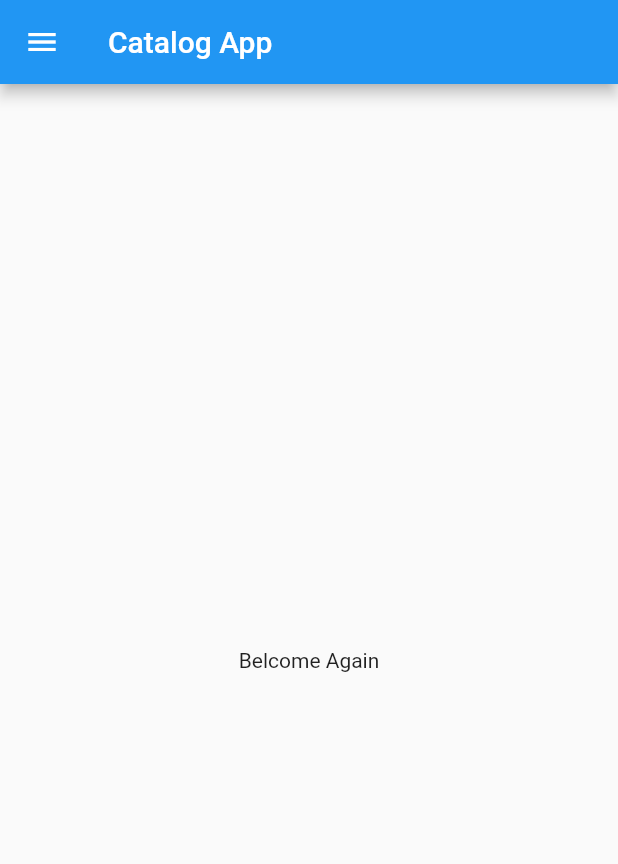
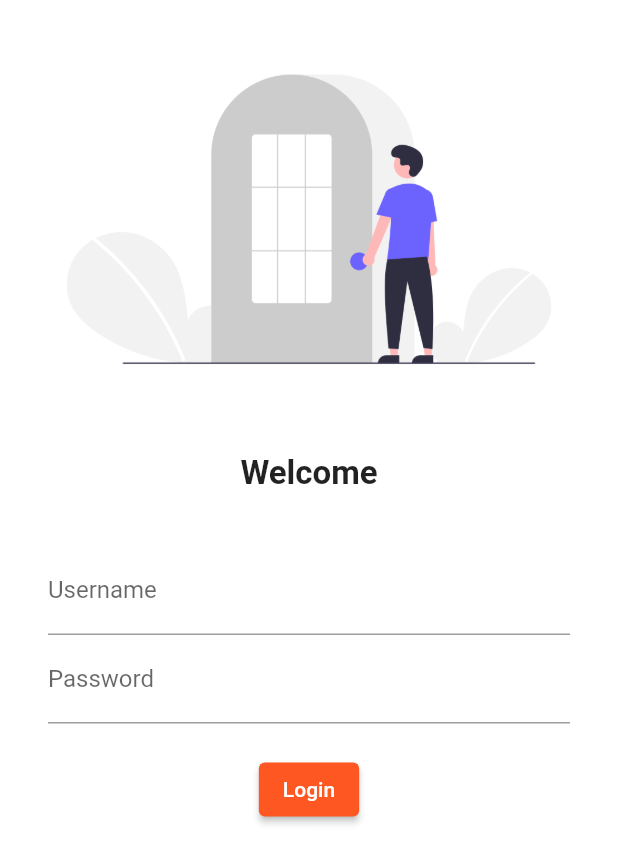
Before and after one commit to prathamesh2525/Learning_Flutter, a Flutter app: the screen it shows after launch, on a phone screen of 412 x 824 dp. Shown: the top 864 px of the screen. Run offline on Flutter 3.47's test engine with Material 2 defaults, Android fonts, the phone set to English and light mode, and no system bars.

Commit message:
day3 completed

```diff
--- /dev/null
+++ b/lib/Pages/login_page.dart
@@ -0,0 +1,67 @@
+import 'package:flutter/material.dart';
+
+class LoginPage extends StatelessWidget {
+  @override
+  Widget build(BuildContext context) {
+    return Material(
+      color: Colors.white,
+      child: Center(
+        child: Column(
+          children: [
+            SizedBox(
+              height: 20,
+            ),
+            Image.asset(
+              "images/login_image.png",
+              fit: BoxFit.cover,
+            ),
+            SizedBox(
+              height: 30,
+            ),
+            Text(
+              "Welcome",
+              style: TextStyle(
+                fontSize: 22,
+                fontWeight: FontWeight.bold,
+              ),
+            ),
+            SizedBox(
+              height: 20,
+            ),
+            Padding(
+              padding:
+                  const EdgeInsets.symmetric(vertical: 16.0, horizontal: 32.0),
+              child: Column(
+                children: [
+                  TextFormField(
+                    decoration: InputDecoration(
+                      hintText: "Enter Username",
+                      labelText: "Username",
+                    ),
+                  ),
+                  TextFormField(
+                    obscureText: true,
+                    decoration: InputDecoration(
+                      hintText: "Enter Password",
+                      labelText: "Password",
+                    ),
+                  ),
+                  SizedBox(
+                    height: 20,
+                  ),
+                  ElevatedButton(
+                    onPressed: () {
+                      print("Prathamesh Madniwale");
+                    },
+                    child: Text("Login"),
+                    style: TextButton.styleFrom(),
+                  )
+                ],
+              ),
+            ),
+          ],
+        ),
+      ),
+    );
+  }
+}
--- a/lib/main.dart
+++ b/lib/main.dart
@@ -1,6 +1,7 @@
 import 'package:flutter/material.dart';
-import 'package:testing/home_page.dart';
-import 'home_page.dart';
+import 'package:testing/Pages/home_page.dart';
+import 'package:testing/Pages/login_page.dart';
+import 'Pages/home_page.dart';
 
 void main() {
   runApp(MyApp());
@@ -10,7 +11,18 @@ class MyApp extends StatelessWidget {
   @override
   Widget build(BuildContext context) {
     return MaterialApp(
-      home: HomePage(),
+      themeMode: ThemeMode.light,
+      theme: ThemeData(
+        primarySwatch: Colors.deepOrange,
+      ),
+      darkTheme: ThemeData(
+        brightness: Brightness.light,
+      ),
+      routes: {
+        "/": (context) => LoginPage(),
+        "/login": (context) => LoginPage(),
+        "/home": (context) => LoginPage(),
+      },
     );
   }
 }
```
Also changed, not shown: pubspec.yaml (+3 -5 lines), images/login_image.png (added), lib/Pages/home_page.dart (renamed from lib/home_page.dart).
